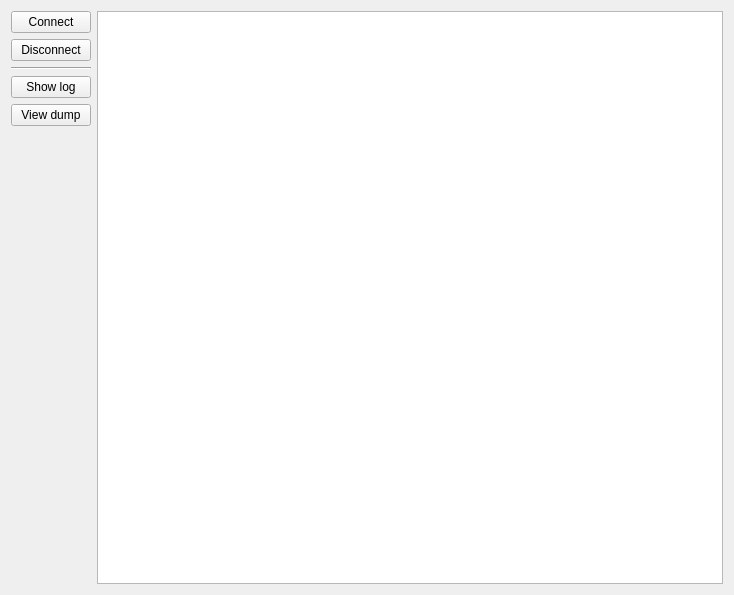
reven86/dava.engine, file Tools/ResourceEditor/DataQt/DeviceListWidget.ui: the form before one commit.
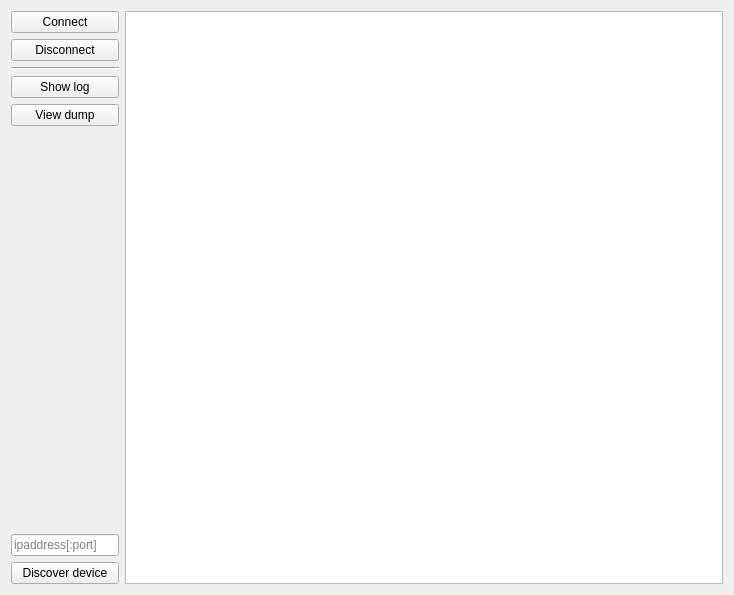
The form after the commit.

Commit message: DF-8687 ResourceEditor now can directly discover devices by ip address

Patch:
```diff
--- a/Tools/ResourceEditor/DataQt/DeviceListWidget.ui
+++ b/Tools/ResourceEditor/DataQt/DeviceListWidget.ui
@@ -64,6 +64,32 @@
        </property>
       </spacer>
      </item>
+     <item>
+      <widget class="QLineEdit" name="ipaddr">
+       <property name="sizePolicy">
+        <sizepolicy hsizetype="Minimum" vsizetype="Fixed">
+         <horstretch>0</horstretch>
+         <verstretch>0</verstretch>
+        </sizepolicy>
+       </property>
+       <property name="toolTip">
+        <string/>
+       </property>
+       <property name="maxLength">
+        <number>21</number>
+       </property>
+       <property name="placeholderText">
+        <string>ipaddress[:port]</string>
+       </property>
+      </widget>
+     </item>
+     <item>
+      <widget class="QPushButton" name="discoverDevice">
+       <property name="text">
+        <string>Discover device</string>
+       </property>
+      </widget>
+     </item>
     </layout>
    </item>
    <item>
```
The commit also changes 4 other files.
